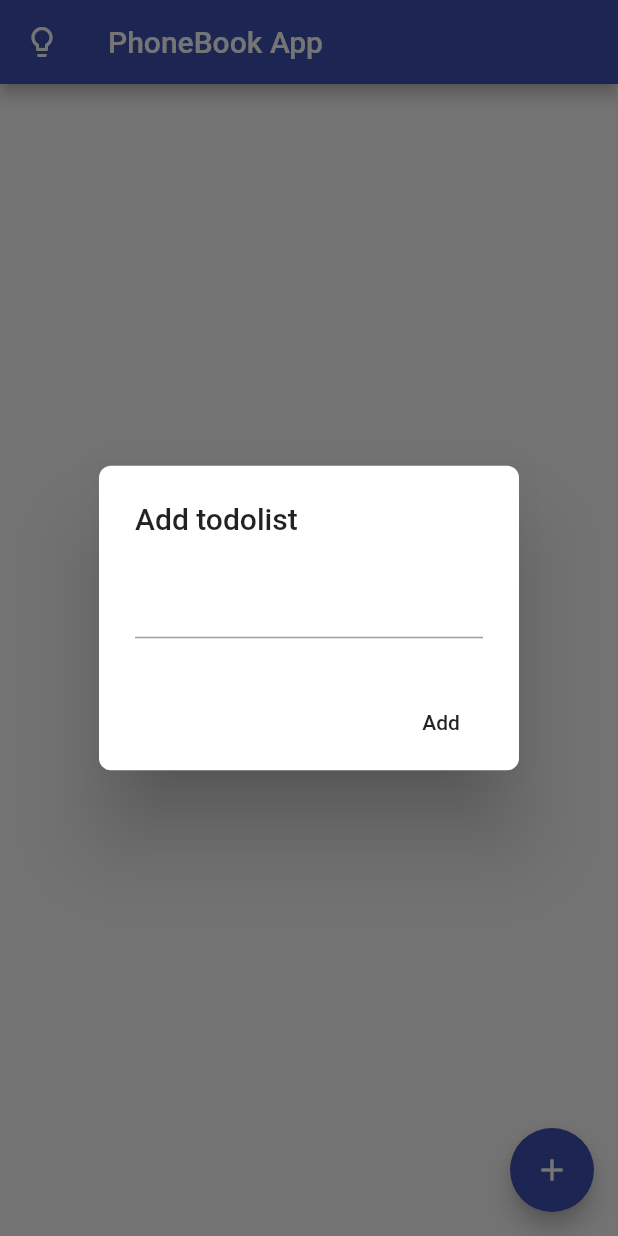
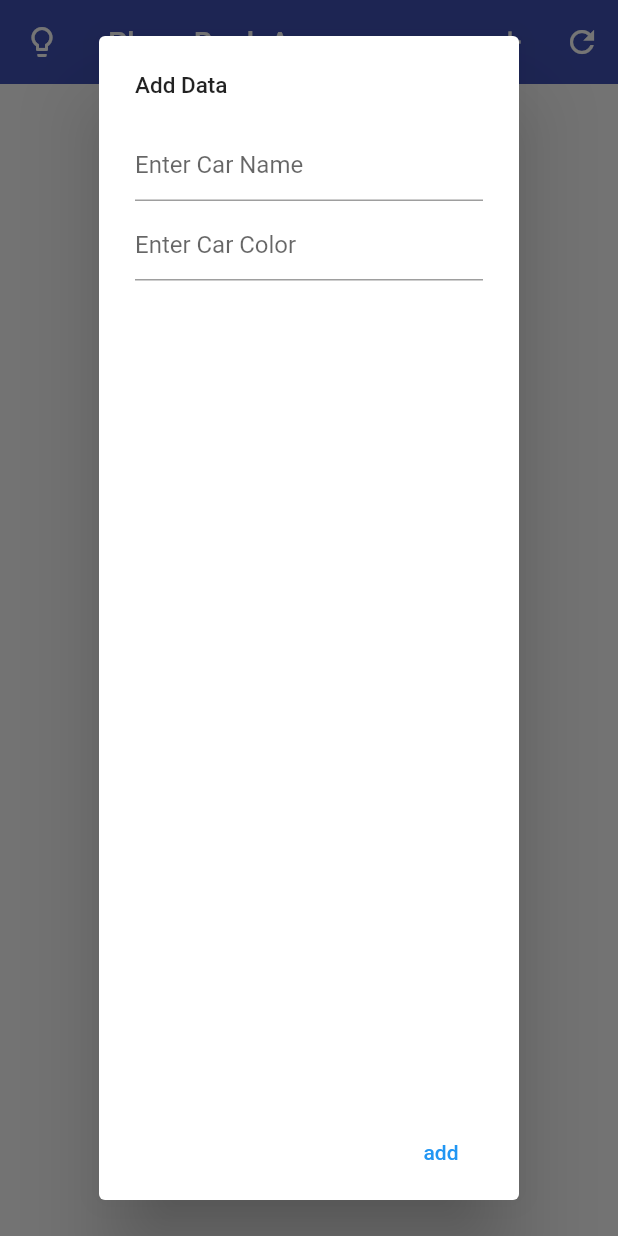
Before and after one commit to jahgath/phonebook_app, a Flutter app: the screen it shows after launch, after a tap on the "add" icon, on a phone screen of 412 x 824 dp. Run offline on Flutter 3.47's test engine with Material 2 defaults, Android fonts, the phone set to English and light mode, and no system bars; our stand-ins replace cloud_firestore, dynamic_theme; accounts and stored records are empty.

Commit message:
new code

```diff
--- a/lib/UI/pages/home.dart
+++ b/lib/UI/pages/home.dart
@@ -1,6 +1,8 @@
+import 'package:cloud_firestore/cloud_firestore.dart';
 import 'package:flutter/material.dart';
 import 'package:phone_app/UI/theme_switch/toggle_theme.dart';
-import 'package:cloud_firestore/cloud_firestore.dart';
+import 'package:phone_app/services/crud.dart';
+
 
 class MyHomePage extends StatefulWidget {
   MyHomePage({Key key, this.title}) : super(key: key);
@@ -11,34 +13,96 @@ class MyHomePage extends StatefulWidget {
 }
 
 class _MyHomePageState extends State<MyHomePage> {
-  String todoTitle = "";
+  String carModel;
+  String carColor;
 
-  createTodos(){
-    DocumentReference documentReference =
-      Firestore.instance.collection("MyTodos").document( todoTitle);
+  QuerySnapshot cars;
+  crudMethods crudObj = new crudMethods();
 
-      Map<String,String> todos = {
-        "todoTitle": todoTitle
+  Future<bool> addDialog(BuildContext context) async{
+    return showDialog(
+      context: context,
+      barrierDismissible: false,
+      builder: (BuildContext context){
+        return AlertDialog(
+          title: Text('Add Data', style: TextStyle(fontSize: 15.0),),
+          content: Column(
+            children: [
+              TextField(
+                decoration: InputDecoration(hintText: 'Enter Car Name'),
+                onChanged: (value){
+                  this.carModel = value;
+                },
+              ),
+              SizedBox(height: 5,),
+              TextField(
+                decoration: InputDecoration(hintText: 'Enter Car Color'),
+                onChanged: (value){
+                  this.carColor = value;
+                },
+              ),
+            ],
+          ),
+          actions: [
+            FlatButton(
+              child: Text('add'),
+              textColor: Colors.blue,
+              onPressed: (){
+                Navigator.of(context).pop();
+                Map<String,dynamic> carData = {
+                  "carName": this.carModel,
+                  "carColor": this.carColor
                 };
+                crudObj.addData(carData).then((result){
+                  dialogTrigger(context);
+                }).catchError((e){
+                  print(e);
+                });
+              },
+            )
+          ],
+        );
+      }
+    );
+  }
 
-      documentReference.setData(todos).whenComplete(() {
-        print("$todoTitle created");
+  Future<bool> dialogTrigger(BuildContext context) async{
+    return showDialog(
+      context: context,
+      barrierDismissible: false,
+      builder: (BuildContext context){
+        return AlertDialog(
+          title: Text('Job Done', style: TextStyle(fontSize: 15)),
+          content:  Text('Added'),
+          actions: [
+            FlatButton(
+              child: Text('Alright'),
+              textColor: Colors.blue,
+              onPressed: (){
+                Navigator.of(context).pop();
+              },
+            )
+          ],
+        );
+      }
+    );
+  }
+
+  @override
+  void initState() {
+    crudObj.getData().then((results){
+      setState(() {
+        cars = results;
+      });
     });
   }
 
-  deleteTodos(item){
-    DocumentReference documentReference =
-      Firestore.instance.collection("MyTodos").document(item);
-
-      documentReference.delete().whenComplete(() {
-        print("deleted");
-      });
-  }
 
   @override
   Widget build(BuildContext context) {
     return Scaffold(
       appBar: AppBar(
+        elevation: 0,
         title: Text("PhoneBook App"),
         leading: IconButton(
           icon: Icon(Icons.lightbulb_outline),
@@ -46,62 +110,43 @@ class _MyHomePageState extends State<MyHomePage> {
             changeBrightness(context);
           },
         ),
-      ),
-      body: StreamBuilder(stream: Firestore.instance.collection("MyTodos").snapshots(),builder: (context,snapshots){
-        return ListView.builder(
-          itemCount: snapshots.data.documents.length,
-          itemBuilder: (BuildContext context, int index) {
-            DocumentSnapshot documentSnapshot = snapshots.data.documents[index];
-            return Dismissible(
-              onDismissed: (direction){
-                deleteTodos(documentSnapshot['todoTitle']);
-              },
-              key: Key(documentSnapshot['todoTitle']),
-              child: Card(
-                margin: EdgeInsets.all(8),
-                shape: RoundedRectangleBorder(
-                    borderRadius: BorderRadius.circular(8)),
-                child: ListTile(
-                  title: Text(documentSnapshot["todoTitle"]),
-                  trailing: IconButton(
-                    icon: Icon(Icons.delete),
-                    onPressed: () {
-                     deleteTodos(documentSnapshot["todoTitle"]);
+        actions: [
+          IconButton(
+            icon: Icon(Icons.add),
+            onPressed: (){
+              addDialog(context);
             },
           ),
-                ),
-              ),
-            );
+          IconButton(
+            icon: Icon(Icons.refresh),
+            onPressed: (){
+              crudObj.getData().then((results){
+                setState(() {
+                  cars = results;
                 });
-      },),
-      floatingActionButton: FloatingActionButton(
-        onPressed: () {
-          showDialog(
-              context: context,
-              builder: (BuildContext context) {
-                return AlertDialog(
-                  shape: RoundedRectangleBorder(
-                      borderRadius: BorderRadius.circular(8)),
-                  title: Text("Add todolist"),
-                  content: TextField(
-                    onChanged: (String value) {
-                       todoTitle = value;
+              });
             },
-                  ),
-                  actions: [
-                    FlatButton(
-                      onPressed: () {
-                        createTodos();
-                        Navigator.of(context).pop();
-                      },
-                      child: Text("Add"),
           )
         ],
+      ),
+      body: _carList() );
+  }
+
+  Widget _carList(){
+    if(cars != null){
+      return ListView.builder(
+        itemCount: cars.documents.length,
+        padding: EdgeInsets.all(5),
+        itemBuilder: (context, index){
+          return new ListTile(
+            title: Text(cars.documents[index].data['carName']),
+            subtitle: Text(cars.documents[index].data['carColor']),
           );
-              });
         },
-        child: const Icon(Icons.add),
-      ),
       );
     }
+    else{
+      return Text('Loading, Please wait');
     }
+  }
+}
--- /dev/null
+++ b/lib/services/crud.dart
@@ -0,0 +1,13 @@
+import 'package:cloud_firestore/cloud_firestore.dart';
+
+class crudMethods {
+  Future<void> addData(carData) async{
+    Firestore.instance.collection('testcrud').add(carData).catchError((e){
+      print(e);
+    });
+  }
+
+  getData() async{
+    return await Firestore.instance.collection('testcrud').getDocuments();
+  }
+}
```
Lines whose indentation alone changed are shown as unchanged.
